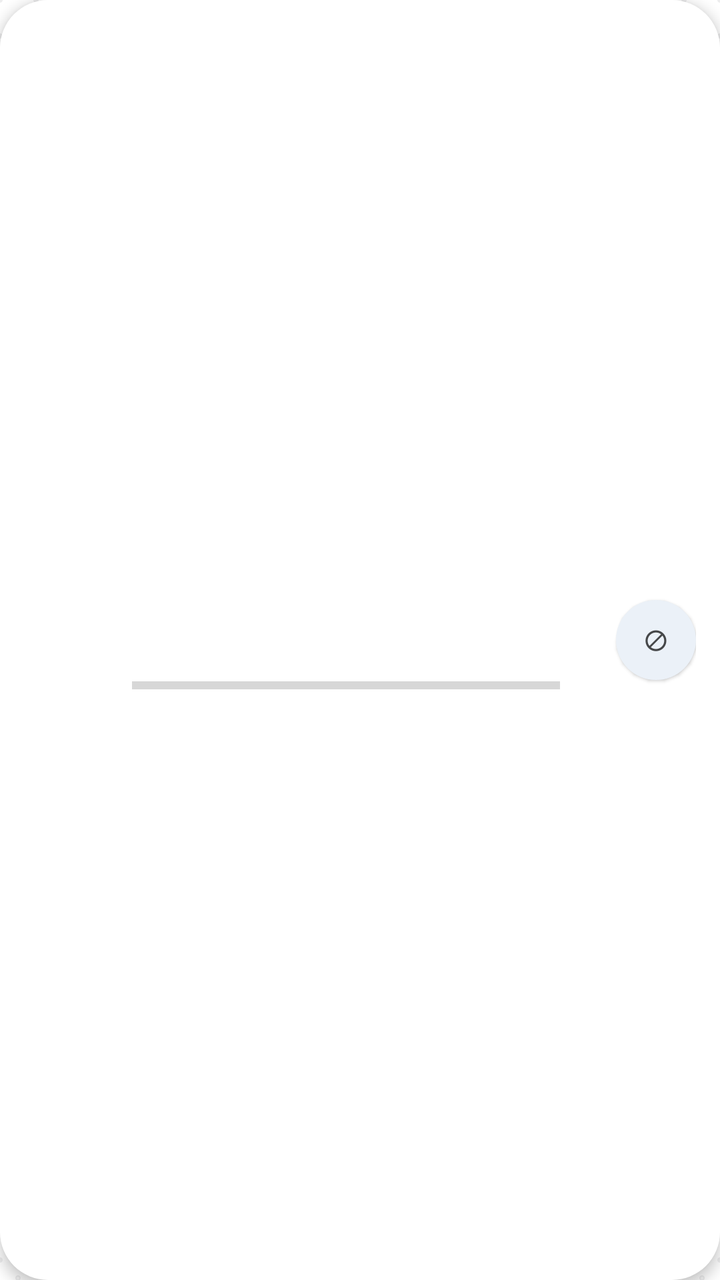
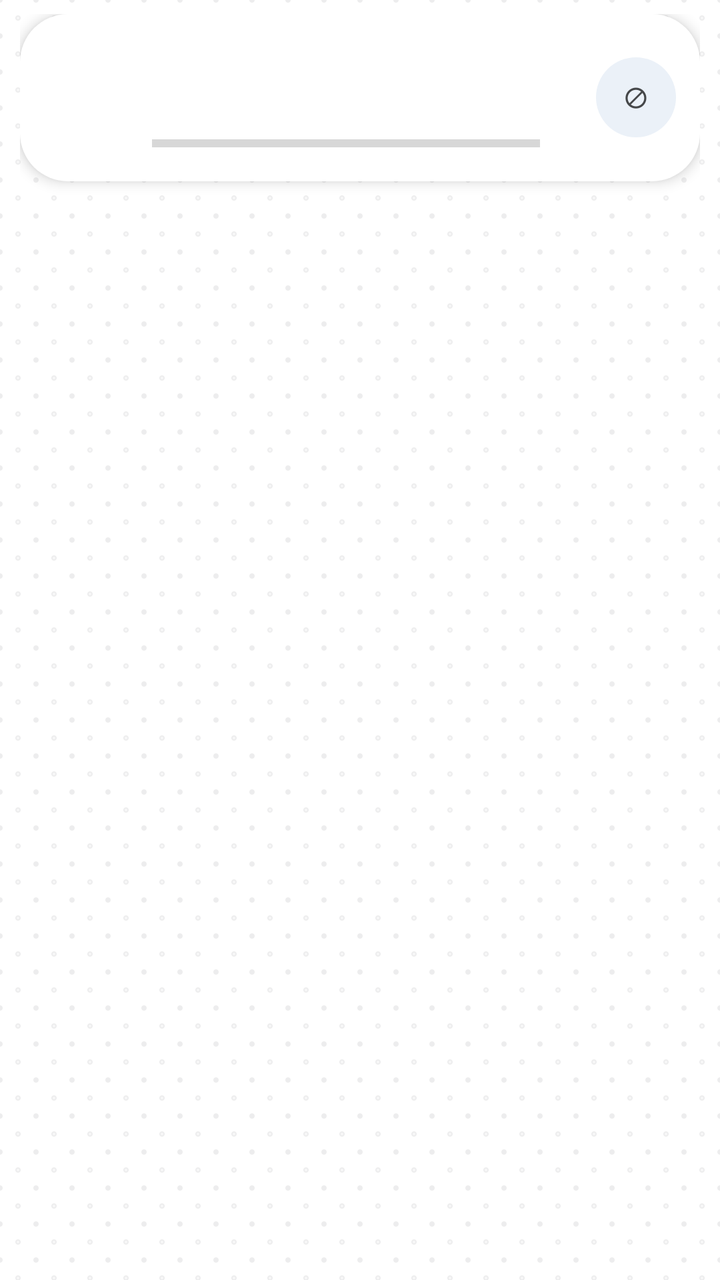

Before-and-after screenshots of an Android layout around one commit, followed by the original layout XML and the change that was made.
<!-- AndroidManifest.xml: application theme AppTheme -->
<!-- res/layout/item_bead_count.xml -->
<?xml version="1.0" encoding="utf-8"?>
<LinearLayout xmlns:android="http://schemas.android.com/apk/res/android"
    android:layout_width="match_parent"
    android:layout_height="wrap_content"
    android:layout_marginStart="10dp"
    android:layout_marginTop="7dp"
    android:layout_marginEnd="10dp"
    android:background="@drawable/bg_card"
    android:elevation="4dp"
    android:gravity="center_vertical"
    android:orientation="horizontal"
    android:padding="12dp">

    <FrameLayout
        android:layout_width="42dp"
        android:layout_height="42dp">

        <View
            android:id="@+id/swatch"
            android:layout_width="match_parent"
            android:layout_height="match_parent" />

        <TextView
            android:id="@+id/tvSymbol"
            android:layout_width="match_parent"
            android:layout_height="match_parent"
            android:gravity="center"
            android:textSize="15sp"
            android:textStyle="bold" />
    </FrameLayout>

    <LinearLayout
        android:layout_width="0dp"
        android:layout_height="wrap_content"
        android:layout_marginStart="12dp"
        android:layout_marginEnd="8dp"
        android:layout_weight="1"
        android:orientation="vertical">

        <TextView
            android:id="@+id/tvName"
            android:layout_width="wrap_content"
            android:layout_height="wrap_content"
            android:textColor="?attr/textMain"
            android:textSize="15sp"
            android:textStyle="bold" />

        <TextView
            android:id="@+id/tvBrand"
            android:layout_width="wrap_content"
            android:layout_height="wrap_content"
            android:layout_marginTop="2dp"
            android:textColor="?attr/textSub"
            android:textSize="13sp" />

        <TextView
            android:id="@+id/tvSub"
            android:layout_width="wrap_content"
            android:layout_height="wrap_content"
            android:layout_marginTop="2dp"
            android:textColor="@color/colorSuccess"
            android:textSize="13sp"
            android:textStyle="bold"
            android:visibility="gone" />

        <ProgressBar
            android:id="@+id/pb"
            style="?android:attr/progressBarStyleHorizontal"
            android:layout_width="match_parent"
            android:layout_height="5dp"
            android:layout_marginTop="6dp" />
    </LinearLayout>

    
    <LinearLayout
        android:layout_width="wrap_content"
        android:layout_height="wrap_content"
        android:layout_marginStart="14dp"
        android:gravity="end"
        android:orientation="vertical">

        <TextView
            android:id="@+id/tvCount"
            android:layout_width="wrap_content"
            android:layout_height="wrap_content"
            android:maxWidth="150dp"
            android:gravity="end"
            android:textColor="?attr/textMain"
            android:textSize="15sp"
            android:textStyle="bold" />

        <TextView
            android:id="@+id/tvPercent"
            android:layout_width="wrap_content"
            android:layout_height="wrap_content"
            android:layout_marginTop="2dp"
            android:textColor="?attr/textSub"
            android:textSize="13sp" />

        <TextView
            android:id="@+id/tvInv"
            android:layout_width="wrap_content"
            android:layout_height="wrap_content"
            android:layout_marginTop="2dp"
            android:textSize="13sp"
            android:textStyle="bold" />
    </LinearLayout>

    
    <TextView
        android:id="@+id/btnExclude"
        android:layout_width="40dp"
        android:layout_height="40dp"
        android:layout_marginStart="6dp"
        android:background="@drawable/bg_chip"
        android:clickable="true"
        android:elevation="1dp"
        android:focusable="true"
        android:gravity="center"
        android:contentDescription="@string/btn_exclude_short"
        android:text="⊘"
        android:textColor="?attr/textSub"
        android:textSize="15sp" />
</LinearLayout>
<!-- resources referenced by this layout -->
<resources>
  <color name="colorSuccess">#2E9E6B</color>
  <!-- drawable bg_card (drawable) -->
  <?xml version="1.0" encoding="utf-8"?>
  <shape xmlns:android="http://schemas.android.com/apk/res/android"
      android:shape="rectangle">
      <solid android:color="?attr/colorSurface" />
      <corners android:radius="24dp" />
  </shape>
  <string name="btn_exclude_short">⊘ 排除此色</string>
  <color name="primary">#6750A4</color>
  <color name="bg">#FEF7FF</color>
  <!-- drawable bg_pegboard (drawable) -->
  <?xml version="1.0" encoding="utf-8"?>
  <layer-list xmlns:android="http://schemas.android.com/apk/res/android">
      <item android:drawable="?attr/bg" />
      <item>
          <bitmap xmlns:android="http://schemas.android.com/apk/res/android"
              android:src="@drawable/tile_pegboard"
              android:tileModeX="repeat"
              android:tileModeY="repeat" />
      </item>
  </layer-list>
  <style name="M3WindowAnim">
          <item name="android:activityOpenEnterAnimation">@anim/m3_open_enter</item>
          <item name="android:activityOpenExitAnimation">@anim/m3_open_exit</item>
          <item name="android:activityCloseEnterAnimation">@anim/m3_close_enter</item>
          <item name="android:activityCloseExitAnimation">@anim/m3_close_exit</item>
          <item name="android:taskOpenEnterAnimation">@anim/m3_open_enter</item>
          <item name="android:taskOpenExitAnimation">@anim/m3_open_exit</item>
          <item name="android:taskCloseEnterAnimation">@anim/m3_close_enter</item>
          <item name="android:taskCloseExitAnimation">@anim/m3_close_exit</item>
      </style>
  <style name="CandyAlertDialog" parent="CandyTokens">
          <item name="android:windowBackground">@drawable/bg_dialog</item>
      </style>
  <color name="textMain">#1D1B20</color>
  <color name="textPrimary">#1D1B20</color>
  <color name="textSub">#49454F</color>
  <color name="textSecondary">#6B6577</color>
  <color name="colorPrimary">#6750A4</color>
  <color name="onPrimary">#FFFFFF</color>
  <color name="primaryContainer">#EADDFF</color>
  <color name="tertiaryContainer">#D9F5E8</color>
  <color name="onPrimaryContainer">#21005D</color>
  <color name="onPrimaryContainerDim">#BF21005D</color>
  <color name="colorSurface">#F3EFF9</color>
  <color name="surfaceContainerLow">#F7F2FA</color>
  <color name="secondaryContainer">#E8DEF8</color>
  <color name="onSecondaryContainer">#1D192B</color>
  <color name="subsurface">#ECE6F0</color>
  <color name="line">#CAC4D0</color>
  <color name="colorStroke">#E2D9F0</color>
  <color name="card">#FFFFFF</color>
  <!-- drawable bg_dialog (drawable) -->
  <?xml version="1.0" encoding="utf-8"?>
  <shape xmlns:android="http://schemas.android.com/apk/res/android"
      android:shape="rectangle">
      <solid android:color="?attr/card" />
      <corners android:radius="28dp" />
  </shape>
  <style name="M3DialogTextButton" parent="android:Widget.Material.Light.Button.Borderless.Colored">
          <item name="android:textSize">14sp</item>
          <item name="android:textStyle">bold</item>
          <item name="android:minWidth">64dp</item>
          <item name="android:minHeight">48dp</item>
          <item name="android:textAllCaps">false</item>
          <item name="android:background">?android:attr/selectableItemBackgroundBorderless</item>
      </style>
</resources>

<!-- the commit's change to res/layout/item_bead_count.xml (unified diff, before → after) -->
@@ -2,123 +2,129 @@
 <LinearLayout xmlns:android="http://schemas.android.com/apk/res/android"
     android:layout_width="match_parent"
     android:layout_height="wrap_content"
-    android:layout_marginStart="10dp"
-    android:layout_marginTop="7dp"
-    android:layout_marginEnd="10dp"
-    android:background="@drawable/bg_card"
-    android:elevation="4dp"
-    android:gravity="center_vertical"
-    android:orientation="horizontal"
-    android:padding="12dp">
-
-    <FrameLayout
-        android:layout_width="42dp"
-        android:layout_height="42dp">
-
-        <View
-            android:id="@+id/swatch"
-            android:layout_width="match_parent"
-            android:layout_height="match_parent" />
-
-        <TextView
-            android:id="@+id/tvSymbol"
-            android:layout_width="match_parent"
-            android:layout_height="match_parent"
-            android:gravity="center"
-            android:textSize="15sp"
-            android:textStyle="bold" />
-    </FrameLayout>
+    android:orientation="vertical"
+    android:paddingStart="10dp"
+    android:paddingTop="7dp"
+    android:paddingEnd="10dp"
+    android:paddingBottom="10dp">
 
     <LinearLayout
-        android:layout_width="0dp"
+        android:layout_width="match_parent"
         android:layout_height="wrap_content"
-        android:layout_marginStart="12dp"
-        android:layout_marginEnd="8dp"
-        android:layout_weight="1"
-        android:orientation="vertical">
+        android:background="@drawable/bg_card"
+        android:elevation="4dp"
+        android:gravity="center_vertical"
+        android:orientation="horizontal"
+        android:padding="12dp">
 
-        <TextView
-            android:id="@+id/tvName"
+        <FrameLayout
+            android:layout_width="42dp"
+            android:layout_height="42dp">
+
+            <View
+                android:id="@+id/swatch"
+                android:layout_width="match_parent"
+                android:layout_height="match_parent" />
+
+            <TextView
+                android:id="@+id/tvSymbol"
+                android:layout_width="match_parent"
+                android:layout_height="match_parent"
+                android:gravity="center"
+                android:textSize="15sp"
+                android:textStyle="bold" />
+        </FrameLayout>
+
+        <LinearLayout
+            android:layout_width="0dp"
+            android:layout_height="wrap_content"
+            android:layout_marginStart="12dp"
+            android:layout_marginEnd="8dp"
+            android:layout_weight="1"
+            android:orientation="vertical">
+
+            <TextView
+                android:id="@+id/tvName"
+                android:layout_width="wrap_content"
+                android:layout_height="wrap_content"
+                android:textColor="?attr/textMain"
+                android:textSize="15sp"
+                android:textStyle="bold" />
+
+            <TextView
+                android:id="@+id/tvBrand"
+                android:layout_width="wrap_content"
+                android:layout_height="wrap_content"
+                android:layout_marginTop="2dp"
+                android:textColor="?attr/textSub"
+                android:textSize="13sp" />
+
+            <TextView
+                android:id="@+id/tvSub"
+                android:layout_width="wrap_content"
+                android:layout_height="wrap_content"
+                android:layout_marginTop="2dp"
+                android:textColor="@color/colorSuccess"
+                android:textSize="13sp"
+                android:textStyle="bold"
+                android:visibility="gone" />
+
+            <ProgressBar
+                android:id="@+id/pb"
+                style="?android:attr/progressBarStyleHorizontal"
+                android:layout_width="match_parent"
+                android:layout_height="5dp"
+                android:layout_marginTop="6dp" />
+        </LinearLayout>
+
+        
+        <LinearLayout
             android:layout_width="wrap_content"
             android:layout_height="wrap_content"
-            android:textColor="?attr/textMain"
-            android:textSize="15sp"
-            android:textStyle="bold" />
+            android:layout_marginStart="14dp"
+            android:gravity="end"
+            android:orientation="vertical">
 
+            <TextView
+                android:id="@+id/tvCount"
+                android:layout_width="wrap_content"
+                android:layout_height="wrap_content"
+                android:maxWidth="150dp"
+                android:gravity="end"
+                android:textColor="?attr/textMain"
+                android:textSize="15sp"
+                android:textStyle="bold" />
+
+            <TextView
+                android:id="@+id/tvPercent"
+                android:layout_width="wrap_content"
+                android:layout_height="wrap_content"
+                android:layout_marginTop="2dp"
+                android:textColor="?attr/textSub"
+                android:textSize="13sp" />
+
+            <TextView
+                android:id="@+id/tvInv"
+                android:layout_width="wrap_content"
+                android:layout_height="wrap_content"
+                android:layout_marginTop="2dp"
+                android:textSize="13sp"
+                android:textStyle="bold" />
+        </LinearLayout>
+
+        
         <TextView
-            android:id="@+id/tvBrand"
-            android:layout_width="wrap_content"
-            android:layout_height="wrap_content"
-            android:layout_marginTop="2dp"
+            android:id="@+id/btnExclude"
+            android:layout_width="40dp"
+            android:layout_height="40dp"
+            android:layout_marginStart="6dp"
+            android:background="@drawable/bg_chip"
+            android:clickable="true"
+            android:focusable="true"
+            android:gravity="center"
+            android:contentDescription="@string/btn_exclude_short"
+            android:text="⊘"
             android:textColor="?attr/textSub"
-            android:textSize="13sp" />
-
-        <TextView
-            android:id="@+id/tvSub"
-            android:layout_width="wrap_content"
-            android:layout_height="wrap_content"
-            android:layout_marginTop="2dp"
-            android:textColor="@color/colorSuccess"
-            android:textSize="13sp"
-            android:textStyle="bold"
-            android:visibility="gone" />
-
-        <ProgressBar
-            android:id="@+id/pb"
-            style="?android:attr/progressBarStyleHorizontal"
-            android:layout_width="match_parent"
-            android:layout_height="5dp"
-            android:layout_marginTop="6dp" />
+            android:textSize="15sp" />
     </LinearLayout>
-
-    
-    <LinearLayout
-        android:layout_width="wrap_content"
-        android:layout_height="wrap_content"
-        android:layout_marginStart="14dp"
-        android:gravity="end"
-        android:orientation="vertical">
-
-        <TextView
-            android:id="@+id/tvCount"
-            android:layout_width="wrap_content"
-            android:layout_height="wrap_content"
-            android:maxWidth="150dp"
-            android:gravity="end"
-            android:textColor="?attr/textMain"
-            android:textSize="15sp"
-            android:textStyle="bold" />
-
-        <TextView
-            android:id="@+id/tvPercent"
-            android:layout_width="wrap_content"
-            android:layout_height="wrap_content"
-            android:layout_marginTop="2dp"
-            android:textColor="?attr/textSub"
-            android:textSize="13sp" />
-
-        <TextView
-            android:id="@+id/tvInv"
-            android:layout_width="wrap_content"
-            android:layout_height="wrap_content"
-            android:layout_marginTop="2dp"
-            android:textSize="13sp"
-            android:textStyle="bold" />
-    </LinearLayout>
-
-    
-    <TextView
-        android:id="@+id/btnExclude"
-        android:layout_width="40dp"
-        android:layout_height="40dp"
-        android:layout_marginStart="6dp"
-        android:background="@drawable/bg_chip"
-        android:clickable="true"
-        android:elevation="1dp"
-        android:focusable="true"
-        android:gravity="center"
-        android:contentDescription="@string/btn_exclude_short"
-        android:text="⊘"
-        android:textColor="?attr/textSub"
-        android:textSize="15sp" />
 </LinearLayout>
